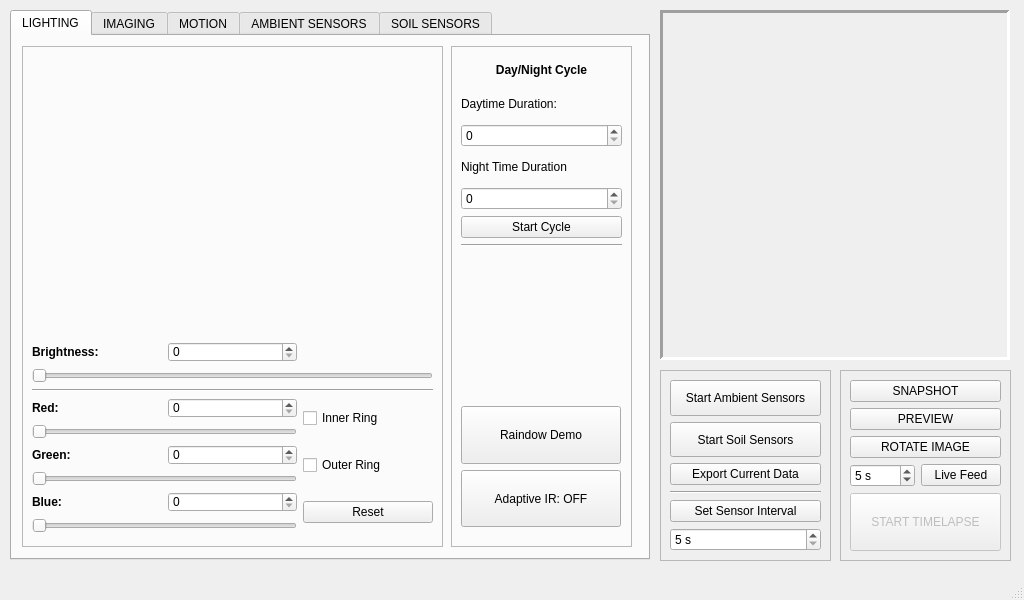
CoCl-Jerry/Flashlapse_Pro_Dev, file _ui/FlashLapse_Pro.ui: the form before one commit.
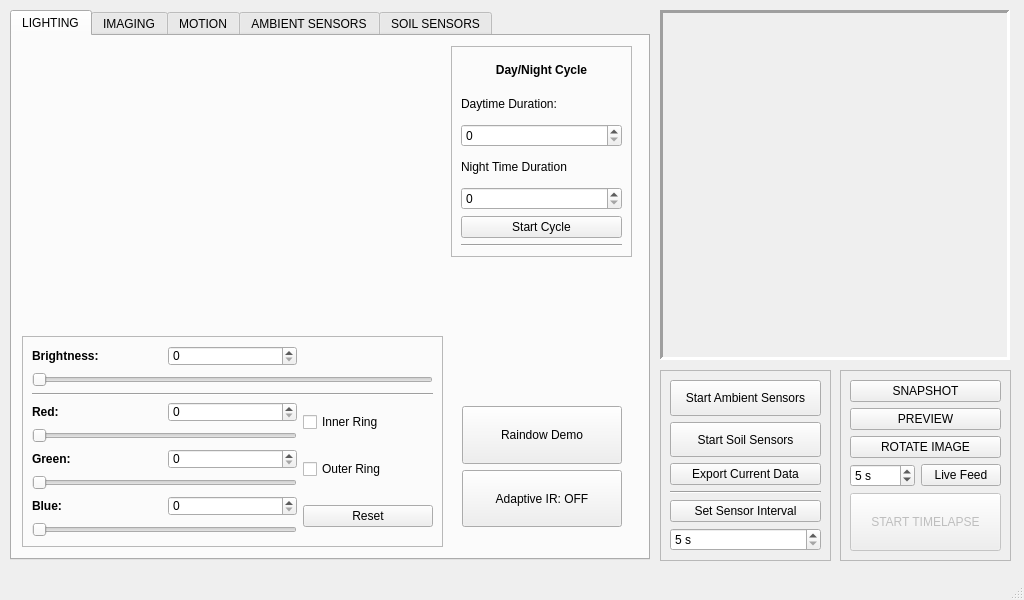
The form after the commit. Icons and pictures are not drawn. Custom widgets are drawn as their Qt base class.

Patch:
```diff
--- a/_ui/FlashLapse_Pro.ui
+++ b/_ui/FlashLapse_Pro.ui
@@ -87,9 +87,9 @@
       <property name="geometry">
        <rect>
         <x>10</x>
-        <y>10</y>
+        <y>300</y>
         <width>421</width>
-        <height>501</height>
+        <height>211</height>
        </rect>
       </property>
       <property name="frameShape">
@@ -98,30 +98,11 @@
       <property name="frameShadow">
        <enum>QFrame::Raised</enum>
       </property>
-      <widget class="QLabel" name="label">
-       <property name="geometry">
-        <rect>
-         <x>60</x>
-         <y>0</y>
-         <width>300</width>
-         <height>300</height>
-        </rect>
-       </property>
-       <property name="text">
-        <string/>
-       </property>
-       <property name="pixmap">
-        <pixmap>../_image/lighting-01.png</pixmap>
-       </property>
-       <property name="scaledContents">
-        <bool>true</bool>
-       </property>
-      </widget>
       <widget class="QWidget" name="gridLayoutWidget_16">
        <property name="geometry">
         <rect>
          <x>10</x>
-         <y>296</y>
+         <y>10</y>
          <width>401</width>
          <height>191</height>
         </rect>
@@ -238,7 +219,7 @@
         <x>439</x>
         <y>10</y>
         <width>181</width>
-        <height>501</height>
+        <height>211</height>
        </rect>
       </property>
       <property name="frameShape">
@@ -306,11 +287,12 @@
         </item>
        </layout>
       </widget>
+     </widget>
       <widget class="QWidget" name="verticalLayoutWidget_3">
        <property name="geometry">
         <rect>
-         <x>10</x>
-         <y>360</y>
+        <x>450</x>
+        <y>370</y>
          <width>160</width>
          <height>121</height>
         </rect>
@@ -344,6 +326,24 @@
         </item>
        </layout>
       </widget>
+     <widget class="QLabel" name="label">
+      <property name="geometry">
+       <rect>
+        <x>80</x>
+        <y>10</y>
+        <width>280</width>
+        <height>280</height>
+       </rect>
+      </property>
+      <property name="text">
+       <string/>
+      </property>
+      <property name="pixmap">
+       <pixmap>../_image/lighting-01.png</pixmap>
+      </property>
+      <property name="scaledContents">
+       <bool>true</bool>
+      </property>
      </widget>
     </widget>
     <widget class="QWidget" name="tab_3">
```
Lines whose indentation alone changed are shown as unchanged.
